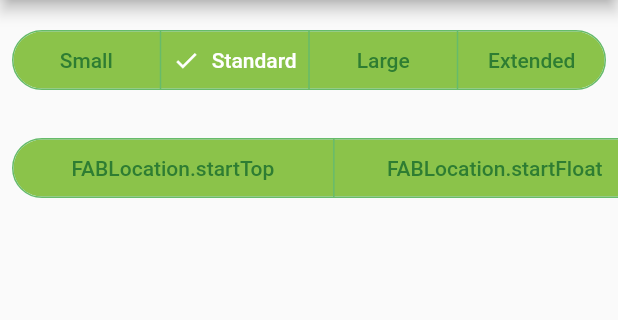
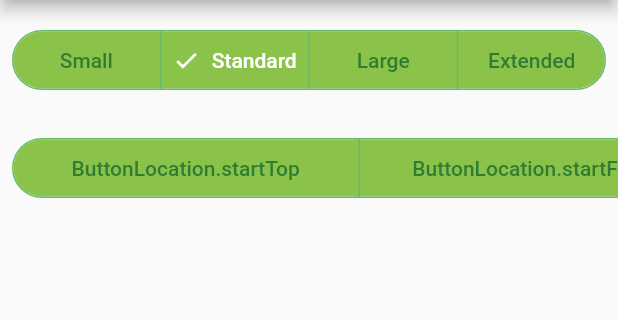
Before and after one commit to yfujiki/fab_samples, a Flutter app: the screen it shows after launch, after a tap on "Standard", on a phone screen of 412 x 824 dp, the part 84-404 px from its top. Run offline on Flutter 3.47's test engine with Material 2 defaults, Android fonts, the phone set to English and light mode, and no system bars; our stand-ins replace beamer, faker.

Commit message:
Refactoring of enums

```diff
--- a/lib/fab_location.dart
+++ /dev/null
@@ -1,26 +0,0 @@
-import 'package:flutter/material.dart';
-
-enum FABLocation {
-  startTop(FloatingActionButtonLocation.startTop),
-  startFloat(FloatingActionButtonLocation.startFloat),
-  startDocked(FloatingActionButtonLocation.startDocked),
-  centerTop(FloatingActionButtonLocation.centerTop),
-  centerFloat(FloatingActionButtonLocation.centerFloat),
-  centerDocked(FloatingActionButtonLocation.centerDocked),
-  endTop(FloatingActionButtonLocation.endTop),
-  endFloat(FloatingActionButtonLocation.endFloat),
-  endDocked(FloatingActionButtonLocation.endDocked),
-  miniStartTop(FloatingActionButtonLocation.miniStartTop),
-  miniStartFloat(FloatingActionButtonLocation.miniStartFloat),
-  miniStartDocked(FloatingActionButtonLocation.miniStartDocked),
-  miniCenterTop(FloatingActionButtonLocation.miniCenterTop),
-  miniCenterFloat(FloatingActionButtonLocation.miniCenterFloat),
-  miniCenterDocked(FloatingActionButtonLocation.miniCenterDocked),
-  miniEndTop(FloatingActionButtonLocation.miniEndTop),
-  miniEndFloat(FloatingActionButtonLocation.miniEndFloat),
-  miniEndDocked(FloatingActionButtonLocation.miniEndDocked);
-
-  final FloatingActionButtonLocation location;
-
-  const FABLocation(this.location);
-}
--- a/lib/scaffold_fab_example1_screen.dart
+++ b/lib/scaffold_fab_example1_screen.dart
@@ -1,7 +1,7 @@
 // ignore_for_file: avoid_print
 
-import 'package:fab_samples/fab_location.dart';
-import 'package:fab_samples/floating_action_button_mixin.dart';
+import 'button_location.dart';
+import 'floating_action_button_mixin.dart';
 import 'package:faker/faker.dart';
 import 'package:flutter/material.dart';
 
@@ -14,7 +14,7 @@ class ScaffoldFabExample1Screen extends StatefulWidget {
   static final faker = Faker();
   static final fakeData = List<String>.generate(50, (_) => faker.person.name());
   static const List<ButtonType> buttonTypes = ButtonType.values;
-  static const List<FABLocation> buttonLocations = FABLocation.values;
+  static const List<ButtonLocation> buttonLocations = ButtonLocation.values;
 
   @override
   State<ScaffoldFabExample1Screen> createState() =>
@@ -24,7 +24,7 @@ class ScaffoldFabExample1Screen extends StatefulWidget {
 class _ScaffoldFabExample1ScreenState extends State<ScaffoldFabExample1Screen>
     with FloatingActionButtonMixin {
   var _selectedButtonType = ButtonType.standard;
-  var _selectedFABLocation = FABLocation.endFloat;
+  var _selectedButtonLocation = ButtonLocation.endFloat;
 
   @override
   Widget build(BuildContext context) {
@@ -66,10 +66,10 @@ class _ScaffoldFabExample1ScreenState extends State<ScaffoldFabExample1Screen>
                             label: Text(e.toString()),
                           ))
                       .toList(),
-                  selected: {_selectedFABLocation},
+                  selected: {_selectedButtonLocation},
                   onSelectionChanged: (p0) {
                     setState(() {
-                      _selectedFABLocation = p0.first;
+                      _selectedButtonLocation = p0.first;
                     });
                   },
                 ),
@@ -83,7 +83,7 @@ class _ScaffoldFabExample1ScreenState extends State<ScaffoldFabExample1Screen>
         itemCount: ScaffoldFabExample1Screen.fakeData.length + 2,
       ),
       floatingActionButton: floatingActionButton(_selectedButtonType),
-      floatingActionButtonLocation: _selectedFABLocation.location,
+      floatingActionButtonLocation: _selectedButtonLocation.location,
     );
   }
 }
```
Also changed, not shown: lib/button_alignment.dart (added, +16 -0 lines), lib/button_location.dart (+23 -52 lines), lib/stack_fab_example1_screen.dart (+9 -9 lines).
